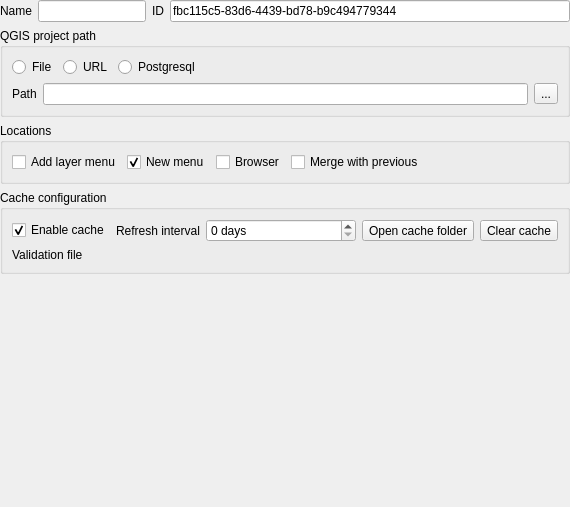
Above: menu_from_project/ui/project_widget.ui from aeag/MenuFromProject-Qgis-Plugin before the change. Below: the same form after it.
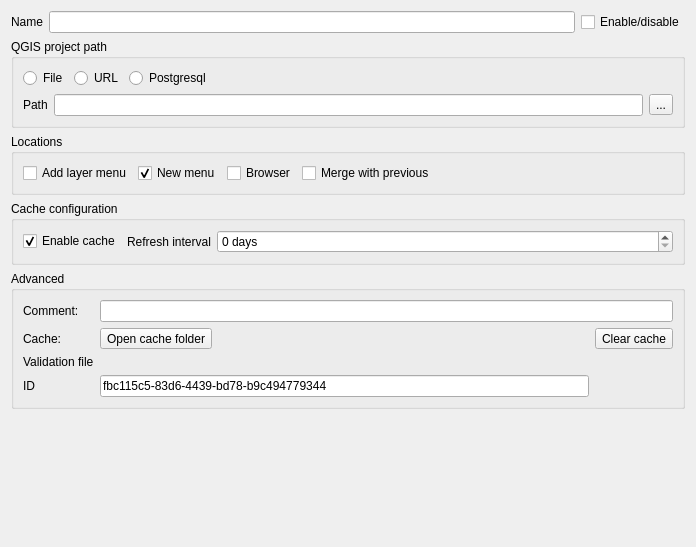
That is the form after the change. Custom widgets are drawn as their Qt base class.

Commit message: update(ui): revamped configuration dialog following up the community workshop

The edit to the form file:
```diff
--- a/menu_from_project/ui/project_widget.ui
+++ b/menu_from_project/ui/project_widget.ui
@@ -6,26 +6,14 @@
    <rect>
     <x>0</x>
     <y>0</y>
-    <width>570</width>
-    <height>507</height>
+    <width>696</width>
+    <height>547</height>
    </rect>
   </property>
   <property name="windowTitle">
    <string>Form</string>
   </property>
   <layout class="QGridLayout" name="gridLayout">
-   <property name="leftMargin">
-    <number>0</number>
-   </property>
-   <property name="topMargin">
-    <number>0</number>
-   </property>
-   <property name="rightMargin">
-    <number>0</number>
-   </property>
-   <property name="bottomMargin">
-    <number>50</number>
-   </property>
    <item row="0" column="0">
     <widget class="QLabel" name="label">
      <property name="sizePolicy">
@@ -39,21 +27,21 @@
      </property>
     </widget>
    </item>
-   <item row="0" column="5">
-    <widget class="QLineEdit" name="idLineEdit">
-     <property name="text">
-      <string>fbc115c5-83d6-4439-bd78-b9c494779344</string>
-     </property>
-    </widget>
-   </item>
-   <item row="0" column="1" colspan="2">
+   <item row="0" column="1">
     <widget class="QLineEdit" name="nameLineEdit">
      <property name="text">
       <string/>
      </property>
     </widget>
    </item>
-   <item row="4" column="0" colspan="6">
+   <item row="0" column="2">
+    <widget class="QCheckBox" name="checkBox">
+     <property name="text">
+      <string>Enable/disable</string>
+     </property>
+    </widget>
+   </item>
+   <item row="2" column="0" colspan="3">
     <widget class="QgsCollapsibleGroupBox" name="mGroupBox_2">
      <property name="title">
       <string>Locations</string>
@@ -106,7 +94,20 @@
      </layout>
     </widget>
    </item>
-   <item row="2" column="0" colspan="6">
+   <item row="5" column="0">
+    <spacer name="verticalSpacer">
+     <property name="orientation">
+      <enum>Qt::Vertical</enum>
+     </property>
+     <property name="sizeHint" stdset="0">
+      <size>
+       <width>20</width>
+       <height>40</height>
+      </size>
+     </property>
+    </spacer>
+   </item>
+   <item row="1" column="0" colspan="3">
     <widget class="QgsCollapsibleGroupBox" name="mGroupBox_3">
      <property name="title">
       <string>QGIS project path</string>
@@ -179,68 +180,12 @@
      </layout>
     </widget>
    </item>
-   <item row="0" column="3" colspan="2">
-    <widget class="QLabel" name="label_5">
-     <property name="sizePolicy">
-      <sizepolicy hsizetype="Fixed" vsizetype="Preferred">
-       <horstretch>0</horstretch>
-       <verstretch>0</verstretch>
-      </sizepolicy>
-     </property>
-     <property name="text">
-      <string>ID</string>
-     </property>
-    </widget>
-   </item>
-   <item row="7" column="0">
-    <spacer name="verticalSpacer">
-     <property name="orientation">
-      <enum>Qt::Vertical</enum>
-     </property>
-     <property name="sizeHint" stdset="0">
-      <size>
-       <width>20</width>
-       <height>40</height>
-      </size>
-     </property>
-    </spacer>
-   </item>
-   <item row="6" column="0" colspan="6">
+   <item row="3" column="0" colspan="3">
     <widget class="QgsCollapsibleGroupBox" name="mGroupBox">
      <property name="title">
       <string>Cache configuration</string>
      </property>
      <layout class="QGridLayout" name="gridLayout_2">
-      <item row="0" column="0">
-       <widget class="QCheckBox" name="enableCacheCheckBox">
-        <property name="sizePolicy">
-         <sizepolicy hsizetype="Fixed" vsizetype="Fixed">
-          <horstretch>0</horstretch>
-          <verstretch>0</verstretch>
-         </sizepolicy>
-        </property>
-        <property name="text">
-         <string>Enable cache</string>
-        </property>
-        <property name="checked">
-         <bool>true</bool>
-        </property>
-       </widget>
-      </item>
-      <item row="0" column="3">
-       <widget class="QToolButton" name="openCacheButton">
-        <property name="text">
-         <string>Open cache folder</string>
-        </property>
-       </widget>
-      </item>
-      <item row="0" column="4">
-       <widget class="QToolButton" name="clearCacheButton">
-        <property name="text">
-         <string>Clear cache</string>
-        </property>
-       </widget>
-      </item>
       <item row="0" column="2">
        <widget class="QgsSpinBox" name="refreshIntervalSpinBox">
         <property name="suffix">
@@ -248,10 +193,19 @@
         </property>
        </widget>
       </item>
-      <item row="3" column="0">
-       <widget class="QLabel" name="label_4">
+      <item row="0" column="0">
+       <widget class="QCheckBox" name="enableCacheCheckBox">
+        <property name="sizePolicy">
+         <sizepolicy hsizetype="Fixed" vsizetype="Fixed">
+          <horstretch>0</horstretch>
+          <verstretch>0</verstretch>
+         </sizepolicy>
+        </property>
         <property name="text">
-         <string>Validation file</string>
+         <string>Enable cache</string>
+        </property>
+        <property name="checked">
+         <bool>true</bool>
         </property>
        </widget>
       </item>
@@ -268,9 +222,79 @@
         </property>
        </widget>
       </item>
-      <item row="3" column="1" colspan="4">
+     </layout>
+    </widget>
+   </item>
+   <item row="4" column="0" colspan="3">
+    <widget class="QgsCollapsibleGroupBox" name="mGroupBox_4">
+     <property name="title">
+      <string>Advanced</string>
+     </property>
+     <property name="collapsed">
+      <bool>false</bool>
+     </property>
+     <layout class="QGridLayout" name="gridLayout_4">
+      <item row="5" column="0">
+       <widget class="QLabel" name="label_4">
+        <property name="text">
+         <string>Validation file</string>
+        </property>
+       </widget>
+      </item>
+      <item row="2" column="0">
+       <widget class="QLabel" name="label_6">
+        <property name="text">
+         <string>Cache:</string>
+        </property>
+       </widget>
+      </item>
+      <item row="5" column="1" colspan="2">
        <widget class="QgsFileWidget" name="validationFileLineEdit"/>
       </item>
+      <item row="2" column="1">
+       <widget class="QToolButton" name="openCacheButton">
+        <property name="text">
+         <string>Open cache folder</string>
+        </property>
+       </widget>
+      </item>
+      <item row="2" column="2">
+       <widget class="QToolButton" name="clearCacheButton">
+        <property name="text">
+         <string>Clear cache</string>
+        </property>
+       </widget>
+      </item>
+      <item row="0" column="0">
+       <widget class="QLabel" name="label_7">
+        <property name="text">
+         <string>Comment:</string>
+        </property>
+       </widget>
+      </item>
+      <item row="0" column="1" colspan="2">
+       <widget class="QLineEdit" name="lineEdit"/>
+      </item>
+      <item row="6" column="0">
+       <widget class="QLabel" name="label_5">
+        <property name="sizePolicy">
+         <sizepolicy hsizetype="Fixed" vsizetype="Preferred">
+          <horstretch>0</horstretch>
+          <verstretch>0</verstretch>
+         </sizepolicy>
+        </property>
+        <property name="text">
+         <string>ID</string>
+        </property>
+       </widget>
+      </item>
+      <item row="6" column="1">
+       <widget class="QLineEdit" name="idLineEdit">
+        <property name="text">
+         <string notr="true">fbc115c5-83d6-4439-bd78-b9c494779344</string>
+        </property>
+       </widget>
+      </item>
      </layout>
     </widget>
    </item>
```
The commit also changes 1 other file.
